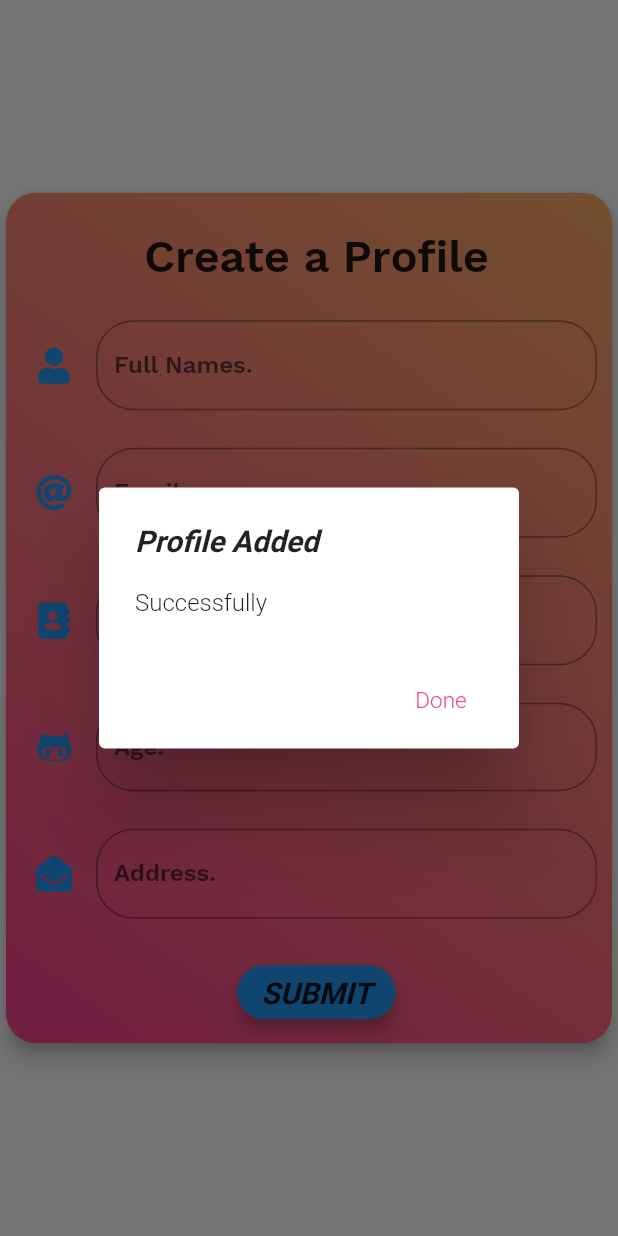
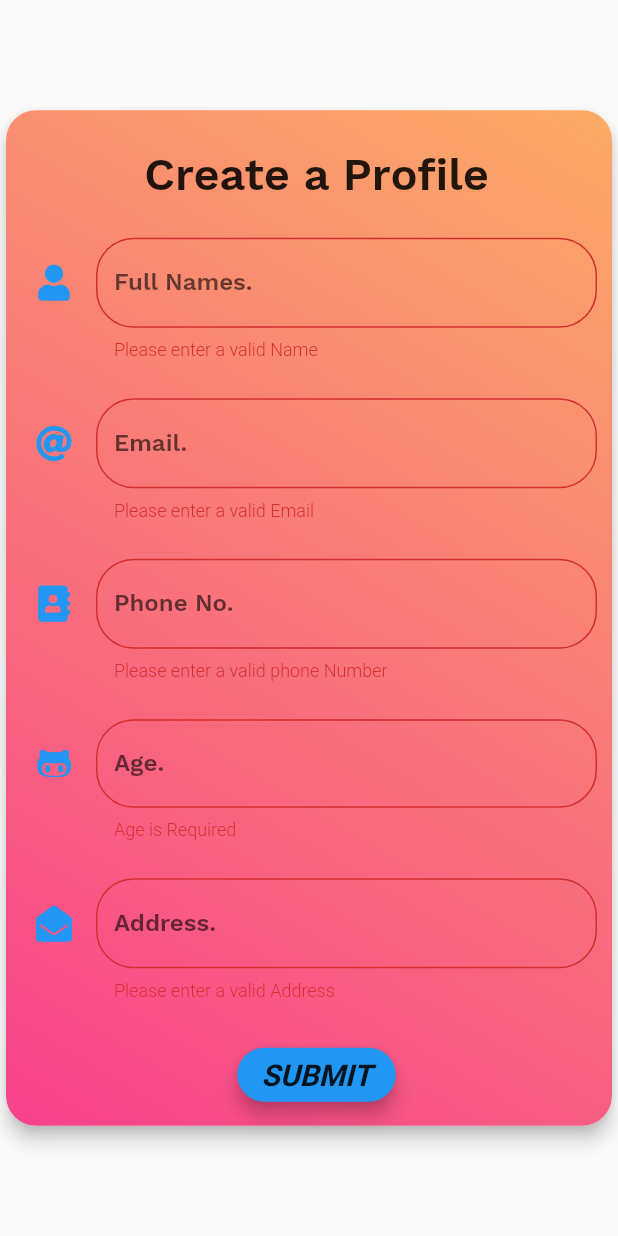
Before and after one commit to JustinWeru12/Mailme, a Flutter app: the ProfilePage widget shown alone on an empty page, opened directly, after a tap on "SUBMIT", on a phone screen of 412 x 824 dp. Run offline on Flutter 3.47's test engine with Material 2 defaults, Android fonts, the phone set to English and light mode, and no system bars; our stand-ins replace cloud_firestore, dropdown_formfield, firebase_auth, flutter_spinkit, font_awesome_flutter; accounts and stored records are empty; project files that could hold a hidden picture were left out.

Commit message:
add validation

```diff
--- a/lib/pages/home_page.dart
+++ b/lib/pages/home_page.dart
@@ -89,6 +89,9 @@ class _HomePageState extends State<HomePage>
                           });
                         });
                       },
+                    ),
+                    new SizedBox(
+                      width: 10.0,
                     ),
                   new RaisedButton(
                     elevation: 5.0,
--- a/lib/pages/letter.dart
+++ b/lib/pages/letter.dart
@@ -236,6 +236,7 @@ class _LetterPageState extends State<LetterPage> {
                       color: Colors.blue,
                       onPressed: () {
                         // Navigator.of(context).pop();
+                        if(_formKey.currentState.validate()){
                         crudObj.addLetter({
                           'trackingNo': trackingNo.text.toString(),
                           'description': description.text.toString(),
@@ -251,7 +252,7 @@ class _LetterPageState extends State<LetterPage> {
                         }).catchError((e) {
                           print(e);
                         });
-                      },
+                      }},
                       child: const Text('SUBMIT',
                           style: TextStyle(
                               fontSize: 20,
--- a/lib/pages/profile.dart
+++ b/lib/pages/profile.dart
@@ -66,7 +66,10 @@ class _ProfilePageState extends State<ProfilePage> {
             content: Text('Successfully'),
             actions: <Widget>[
               FlatButton(
-                child: Text('Done',style: TextStyle(fontSize: 15.0),),
+                child: Text(
+                  'Done',
+                  style: TextStyle(fontSize: 15.0),
+                ),
                 textColor: Theme.Colors.loginGradientEnd,
                 onPressed: () {
                   Navigator.of(context).pop();
@@ -109,7 +112,7 @@ class _ProfilePageState extends State<ProfilePage> {
                     TextStyle(fontSize: 30.0, fontFamily: 'WorkSansSemiBold'),
               ),
               SizedBox(height: 25.0),
-              TextField(
+              TextFormField(
                 style: TextStyle(
                     fontFamily: "WorkSansSemiBold",
                     fontSize: 16.0,
@@ -133,11 +136,17 @@ class _ProfilePageState extends State<ProfilePage> {
                   ),
                 ),
                 controller: fullNames,
+                validator: (value) {
+                  if (!value.contains(' ')) {
+                    return 'Please enter a valid Name';
+                  }
+                  return null;
+                },
               ),
               SizedBox(
                 height: 25.0,
               ),
-              TextField(
+              TextFormField(
                 style: TextStyle(
                     fontFamily: "WorkSansSemiBold",
                     fontSize: 16.0,
@@ -161,11 +170,17 @@ class _ProfilePageState extends State<ProfilePage> {
                   ),
                 ),
                 controller: email,
+                validator: (value) {
+                  if (!value.contains('@')) {
+                    return 'Please enter a valid Email';
+                  }
+                  return null;
+                },
               ),
               SizedBox(
                 height: 25.0,
               ),
-              TextField(
+              TextFormField(
                 style: TextStyle(
                     fontFamily: "WorkSansSemiBold",
                     fontSize: 16.0,
@@ -189,11 +204,17 @@ class _ProfilePageState extends State<ProfilePage> {
                   ),
                 ),
                 controller: phone,
+                validator: (value) {
+                  if (!(value.startsWith('+254'))) {
+                    return 'Please enter a valid phone Number';
+                  }
+                  return null;
+                },
               ),
               SizedBox(
                 height: 25.0,
               ),
-              TextField(
+              TextFormField(
                 style: TextStyle(
                     fontFamily: "WorkSansSemiBold",
                     fontSize: 16.0,
@@ -213,11 +234,17 @@ class _ProfilePageState extends State<ProfilePage> {
                   ),
                 ),
                 controller: age,
+                validator: (value) {
+                  if (value.isEmpty) {
+                    return 'Age is Required';
+                  }
+                  return null;
+                },
               ),
               SizedBox(
                 height: 25.0,
               ),
-              TextField(
+              TextFormField(
                 style: TextStyle(
                     fontFamily: "WorkSansSemiBold",
                     fontSize: 16.0,
@@ -242,11 +269,17 @@ class _ProfilePageState extends State<ProfilePage> {
                   ),
                 ),
                 controller: address,
+                validator: (value) {
+                  if (!value.contains('-')) {
+                    return 'Please enter a valid Address';
+                  }
+                  return null;
+                },
               ),
               SizedBox(
                 height: 25.0,
               ),
-              // TextField(
+              // TextFormField(
               //   style: TextStyle(
               //       fontFamily: "WorkSansSemiBold",
               //       fontSize: 16.0,
@@ -275,8 +308,7 @@ class _ProfilePageState extends State<ProfilePage> {
                     borderRadius: new BorderRadius.circular(30.0)),
                 color: Colors.blue,
                 onPressed: () {
-                  print(fullNames);
-                  print(email);
+                  if (formKey.currentState.validate()) {
                     // Navigator.of(context).pop();
                     crudObj.addData({
                       'fullNames': fullNames.text.toString(),
@@ -294,6 +326,7 @@ class _ProfilePageState extends State<ProfilePage> {
                     }).catchError((e) {
                       print(e);
                     });
+                  }
                 },
                 child: const Text('SUBMIT',
                     style: TextStyle(
```
Lines whose indentation alone changed are shown as unchanged.
